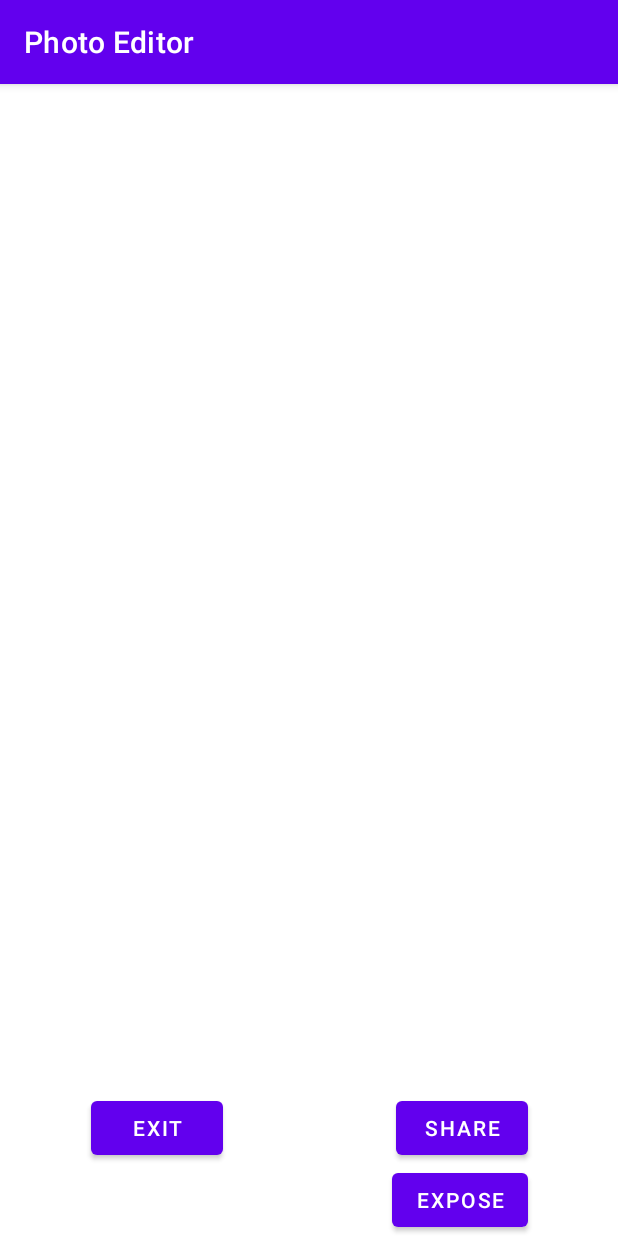
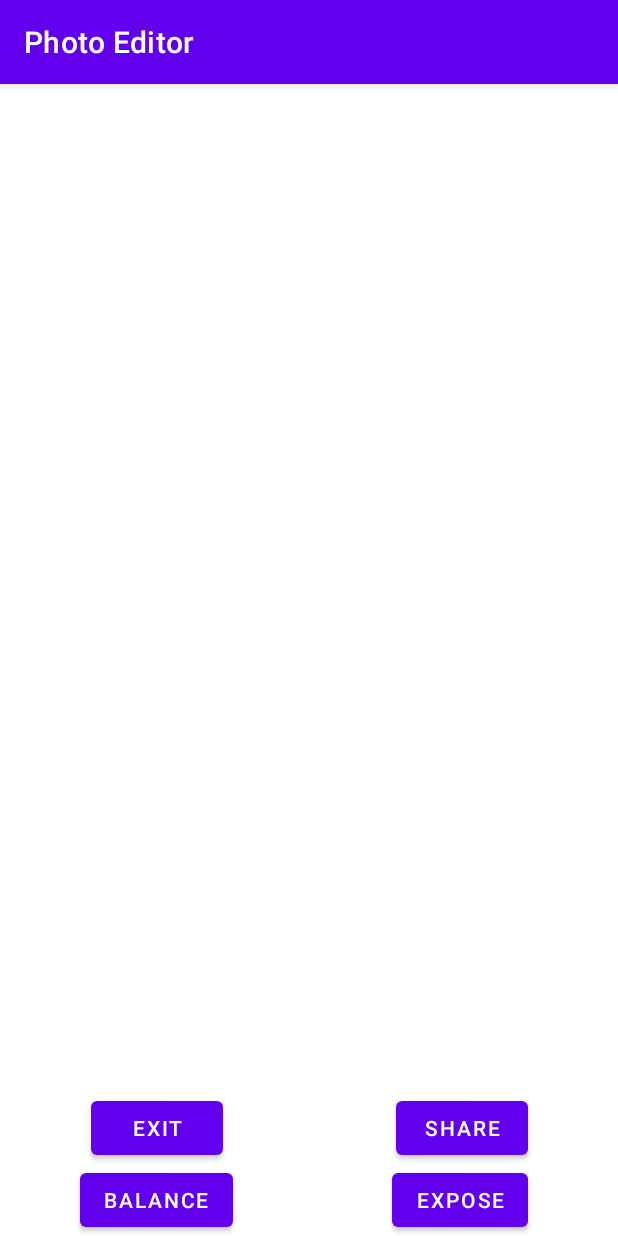
Before and after one commit to WillStOnge/Android-Photo-Editor, an Android app: the PhotoEditorActivity screen opened directly, with no data from a screen before it, on a phone screen of 412 x 824 dp. Run offline under Robolectric (Android 15) with nearby library versions, the phone set to English and light mode, and no system bars; 1 statement that could not run was skipped.

Commit message:
Tested color balance

```diff
--- a/app/src/main/java/com/csc415/photoeditor/PhotoEditorActivity.kt
+++ b/app/src/main/java/com/csc415/photoeditor/PhotoEditorActivity.kt
@@ -11,6 +11,7 @@ import android.util.Log
 import android.widget.Button
 import android.widget.ImageView
 import androidx.appcompat.app.AppCompatActivity
+import com.csc415.photoeditor.transform.ColorBalance
 import com.csc415.photoeditor.transform.Exposure
 import java.io.File
 import java.io.FileInputStream
@@ -61,6 +62,7 @@ class PhotoEditorActivity : AppCompatActivity()
 		setupExitButton()
 		setupShareButton()
 		setupExposureButton()
+		setupColorBalance()
 	}
 
 	/**
@@ -117,4 +119,22 @@ class PhotoEditorActivity : AppCompatActivity()
 			findViewById<ImageView>(R.id.photo).setImageBitmap(bitmap)
 		}
 	}
+
+	/**
+	 * Sets up the 'Color-Balance' button
+	 *
+	 * @author Anthony Bosch
+	 */
+	private fun setupColorBalance()
+	{
+		// Setup view elements
+		val colorBalanceButton = findViewById<Button>(R.id.balance)
+
+		colorBalanceButton.setOnClickListener {
+			var bitmap = (findViewById<ImageView>(R.id.photo).drawable as BitmapDrawable).bitmap
+			bitmap = bitmap.copy(bitmap.config, true)
+			bitmap = ColorBalance.doTransformation(bitmap)
+			findViewById<ImageView>(R.id.photo).setImageBitmap(bitmap)
+		}
+	}
 }
--- a/app/src/main/res/layout/activity_photo_editor.xml
+++ b/app/src/main/res/layout/activity_photo_editor.xml
@@ -62,6 +62,19 @@
             app:layout_constraintTop_toBottomOf="@id/share"
             app:layout_constraintVertical_bias="0.0" />
 
+        <Button
+            android:id="@+id/balance"
+            android:layout_width="wrap_content"
+            android:layout_height="wrap_content"
+            android:layout_marginStart="60dp"
+            android:layout_marginEnd="115dp"
+            android:text="balance"
+            app:layout_constraintBottom_toBottomOf="parent"
+            app:layout_constraintEnd_toStartOf="@+id/share"
+            app:layout_constraintStart_toStartOf="parent"
+            app:layout_constraintTop_toBottomOf="@id/exit"
+            app:layout_constraintVertical_bias="0.0" />
+
     </androidx.constraintlayout.widget.ConstraintLayout>
 
 </androidx.constraintlayout.widget.ConstraintLayout>
```
